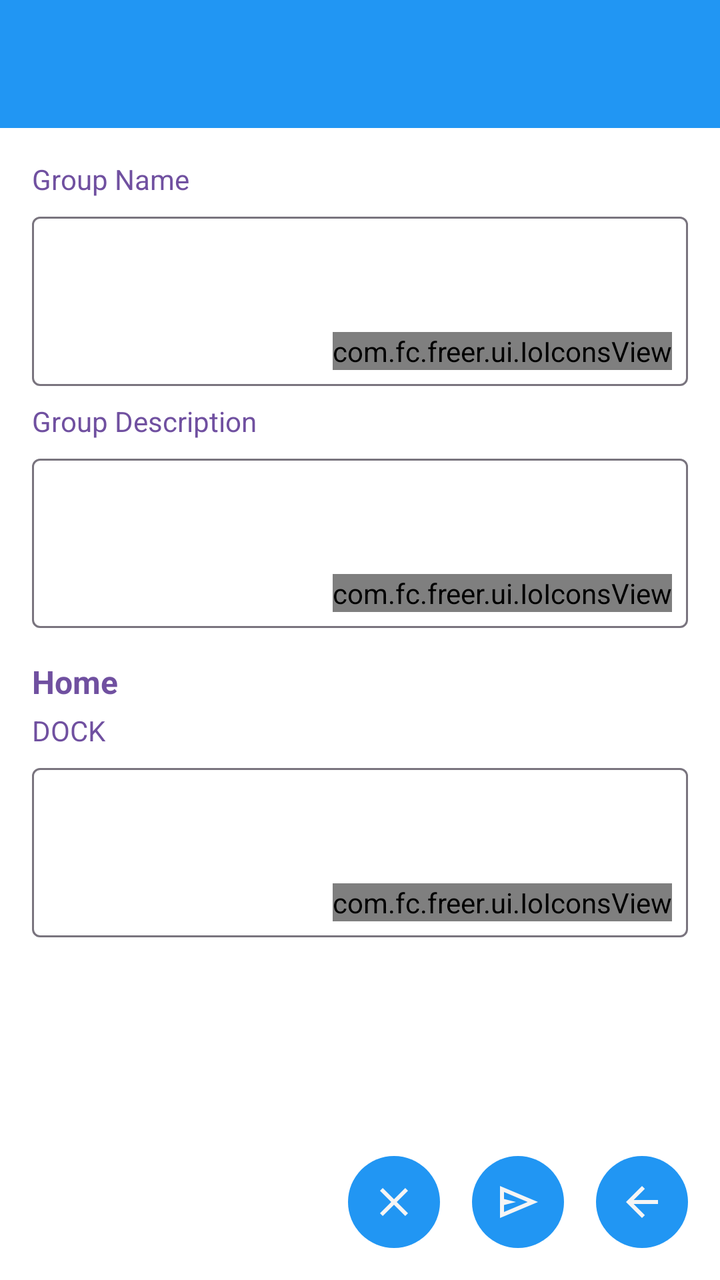
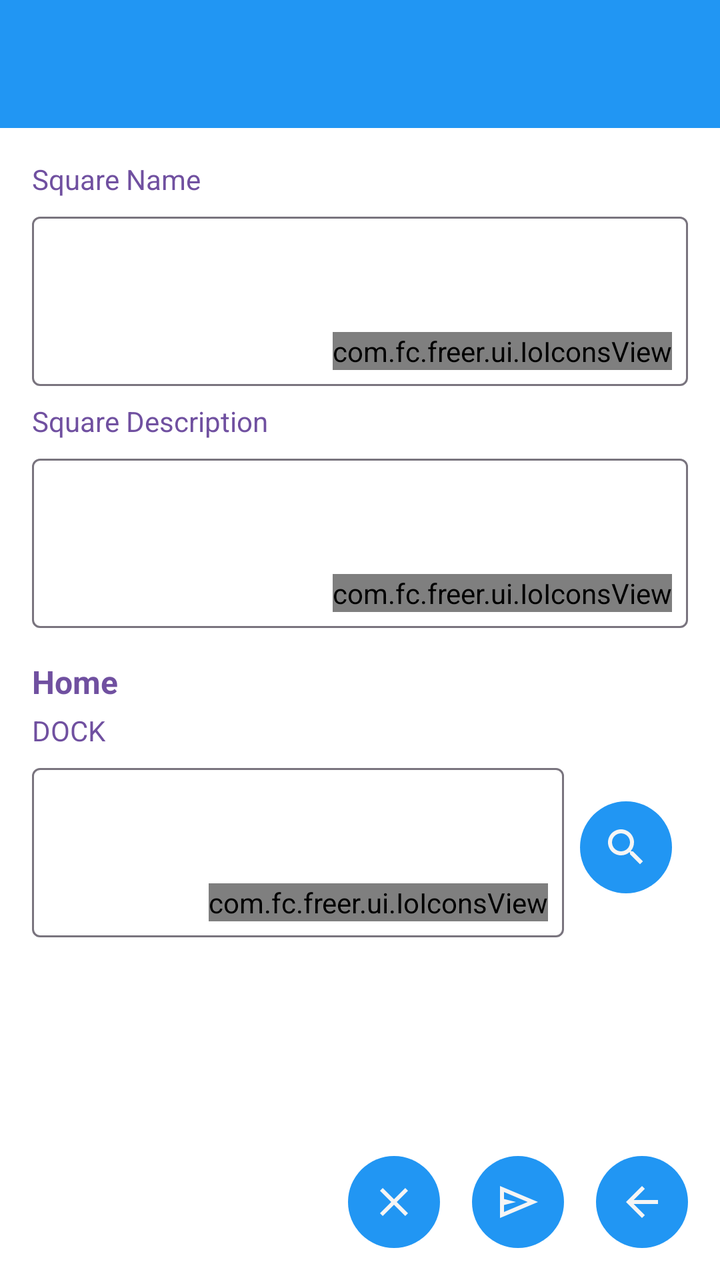

Before-and-after screenshots of an Android layout around one commit, followed by the original layout XML and the change that was made.
<!-- AndroidManifest.xml: application theme Theme.Freer -->
<!-- res/layout/activity_update_group.xml -->
<?xml version="1.0" encoding="utf-8"?>
<LinearLayout xmlns:android="http://schemas.android.com/apk/res/android"
    xmlns:app="http://schemas.android.com/apk/res-auto"
    android:layout_width="match_parent"
    android:layout_height="match_parent"
    android:orientation="vertical">

    <include layout="@layout/common_toolbar" />

    <ScrollView
        android:layout_width="match_parent"
        android:layout_height="0dp"
        android:layout_weight="1"
        android:fillViewport="true">

        <LinearLayout
            android:layout_width="match_parent"
            android:layout_height="wrap_content"
            android:orientation="vertical"
            android:padding="16dp">

            
            <TextView
                android:id="@+id/cdd_note"
                android:layout_width="match_parent"
                android:layout_height="wrap_content"
                android:textSize="13sp"
                android:textColor="@color/hint"
                android:paddingBottom="12dp"
                android:visibility="gone" />

            
            <TextView
                android:layout_width="match_parent"
                android:layout_height="wrap_content"
                android:text="@string/group_name"
                android:textColor="@color/field_name"
                android:textSize="14sp"
                android:layout_marginBottom="4dp" />

            <include
                android:id="@+id/nameView"
                layout="@layout/layout_text_input_with_scan"
                android:layout_width="match_parent"
                android:layout_height="wrap_content" />

            
            <TextView
                android:layout_width="match_parent"
                android:layout_height="wrap_content"
                android:text="@string/group_description"
                android:textColor="@color/field_name"
                android:textSize="14sp"
                android:layout_marginTop="8dp"
                android:layout_marginBottom="4dp" />

            <include
                android:id="@+id/descView"
                layout="@layout/layout_text_input_with_scan"
                android:layout_width="match_parent"
                android:layout_height="wrap_content" />

            
            <TextView
                android:layout_width="match_parent"
                android:layout_height="wrap_content"
                android:text="@string/home"
                android:textColor="@color/field_name"
                android:textSize="16sp"
                android:textStyle="bold"
                android:layout_marginTop="16dp"
                android:layout_marginBottom="4dp" />

            
            <TextView
                android:layout_width="match_parent"
                android:layout_height="wrap_content"
                android:text="@string/home_dock_label"
                android:textColor="@color/field_name"
                android:textSize="14sp"
                android:layout_marginBottom="4dp" />

            <include
                android:id="@+id/dockView"
                layout="@layout/layout_text_input_with_scan"
                android:layout_width="match_parent"
                android:layout_height="wrap_content" />

        </LinearLayout>

    </ScrollView>

    
    <LinearLayout
        android:id="@+id/buttonContainer"
        android:layout_width="match_parent"
        android:layout_height="wrap_content"
        android:orientation="horizontal"
        android:padding="8dp"
        android:gravity="end">

        <ImageButton
            android:id="@+id/clearButton"
            style="@style/ImageButtonStyle"
            android:src="@drawable/ic_clear"
            android:contentDescription="@string/clear" />

        <ImageButton
            android:id="@+id/publishButton"
            style="@style/ImageButtonStyle"
            android:src="@drawable/ic_send"
            android:contentDescription="@string/publish" />

        <ImageButton
            android:id="@+id/back_button"
            style="@style/ImageButtonStyle"
            android:src="@drawable/ic_back"
            android:contentDescription="@string/back" />

    </LinearLayout>

</LinearLayout>
<!-- res/layout/common_toolbar.xml (included above) -->
<?xml version="1.0" encoding="utf-8"?>
<androidx.appcompat.widget.Toolbar xmlns:android="http://schemas.android.com/apk/res/android"
    xmlns:app="http://schemas.android.com/apk/res-auto"
    android:id="@+id/toolbar"
    android:layout_width="match_parent"
    android:layout_height="?attr/actionBarSize"
    android:background="@color/accent"
    android:theme="@style/ThemeOverlay.Freer.Toolbar">

    <LinearLayout
        android:id="@+id/toolbar_fid_container"
        android:layout_width="wrap_content"
        android:layout_height="match_parent"
        android:layout_gravity="end"
        android:orientation="horizontal"
        android:gravity="end|center_vertical"
        android:visibility="gone"
        android:clickable="true"
        android:focusable="true"
        android:paddingStart="8dp"
        android:paddingEnd="16dp"
        android:background="?android:attr/selectableItemBackground">

        <TextView
            android:id="@+id/toolbar_fid_text"
            android:layout_width="130dp"
            android:layout_height="wrap_content"
            android:textColor="@color/main_background"
            android:paddingStart="8dp"
            android:paddingEnd="4dp"
            android:textSize="14sp"
            android:maxLines="1"
            android:gravity="end"
            android:ellipsize="middle" />

        <ImageView
            android:id="@+id/toolbar_avatar"
            android:layout_width="42dp"
            android:layout_height="42dp"
            android:background="@color/accent"
            android:scaleType="centerCrop"
            android:contentDescription="@string/avatar" />

    </LinearLayout>

</androidx.appcompat.widget.Toolbar>
<!-- res/layout/layout_text_input_with_scan.xml (included above) -->
<?xml version="1.0" encoding="utf-8"?>
<FrameLayout xmlns:android="http://schemas.android.com/apk/res/android"
    xmlns:app="http://schemas.android.com/apk/res-auto"
    android:layout_width="match_parent"
    android:layout_height="match_parent">

    <com.google.android.material.textfield.TextInputLayout
        android:id="@+id/textInputWithScanLayout"
        android:layout_width="match_parent"
        android:layout_height="match_parent"
        app:boxBackgroundColor="@color/input_field_background"
        style="@style/Widget.Material3.TextInputLayout.OutlinedBox">

        <com.google.android.material.textfield.TextInputEditText
            android:id="@+id/textInput"
            android:layout_width="match_parent"
            android:layout_height="match_parent"
            android:gravity="top"
            android:inputType="textMultiLine"
            android:minLines="3"
            android:paddingStart="8dp"
            android:paddingEnd="70dp"
            android:paddingBottom="8dp"
            />
    </com.google.android.material.textfield.TextInputLayout>

    <com.fc.freer.ui.IoIconsView
        android:id="@+id/scanIcon"
        android:layout_width="wrap_content"
        android:layout_height="wrap_content"
        android:layout_gravity="bottom|end"
        android:layout_margin="8dp" />
</FrameLayout>
<!-- resources referenced by this layout -->
<resources>
  <color name="accent">#2196F3</color>
  <color name="field_name">#7050A0</color>
  <color name="hint">#777777</color>
  <color name="input_field_background">#FFFFFF</color>
  <color name="main_background">#F5F5F5</color>
  <!-- drawable ic_back (drawable) -->
  <vector xmlns:android="http://schemas.android.com/apk/res/android"
      android:width="24dp"
      android:height="24dp"
      android:viewportWidth="960"
      android:viewportHeight="960">
    <path
        android:pathData="m313,520 l224,224 -57,56 -320,-320 320,-320 57,56 -224,224h487v80L313,520Z"
        android:fillColor="@color/main_background"/>
  </vector>
  <!-- drawable ic_clear (drawable) -->
  <?xml version="1.0" encoding="utf-8"?>
  <vector xmlns:android="http://schemas.android.com/apk/res/android"
      android:width="24dp"
      android:height="24dp"
      android:viewportWidth="24"
      android:viewportHeight="24"
      android:tint="@color/accent">
      <path
          android:fillColor="@color/text"
          android:pathData="M19,6.41L17.59,5 12,10.59 6.41,5 5,6.41 10.59,12 5,17.59 6.41,19 12,13.41 17.59,19 19,17.59 13.41,12z"/>
  </vector>
  <!-- drawable ic_send (drawable) -->
  <vector xmlns:android="http://schemas.android.com/apk/res/android"
      android:width="24dp"
      android:height="24dp"
      android:viewportWidth="960"
      android:viewportHeight="960">
    <path
        android:pathData="M120,800v-640l760,320 -760,320ZM200,680 L674,480 200,280v140l240,60 -240,60v140ZM200,680v-400,400Z"
        android:fillColor="@color/warning"/>
  </vector>
  <string name="avatar">Avatar</string>
  <string name="back">Back</string>
  <string name="clear">Clear</string>
  <string name="group_description">Group Description</string>
  <string name="group_name">Group Name</string>
  <string name="home">Home</string>
  <string name="home_dock_label">DOCK</string>
  <string name="publish">Publish</string>
  <style name="ImageButtonStyle">
          <item name="android:layout_width">46dp</item>
          <item name="android:layout_height">46dp</item>
          <item name="android:layout_margin">8dp</item>
          <item name="android:background">@drawable/bg_round_accent</item>
          <item name="android:tint">@color/main_background</item>
          <item name="android:scaleType">centerInside</item>
          <item name="android:padding">8dp</item>
      </style>
  <style name="ThemeOverlay.Freer.Toolbar" parent="ThemeOverlay.AppCompat.ActionBar">
          <item name="android:textColorPrimary">@color/main_background</item>
          <item name="android:textColorSecondary">@color/main_background</item>
      </style>
  <style name="Theme.Freer" parent="Base.Theme.Freer" />
  <color name="text">#000000</color>
  <color name="warning">#FF9800</color>
  <!-- drawable bg_round_accent (drawable) -->
  <?xml version="1.0" encoding="utf-8"?>
  <shape xmlns:android="http://schemas.android.com/apk/res/android"
      android:shape="oval">
      <solid android:color="@color/accent" />
  </shape>
  <!-- unchanged entries left out for length: 1 -->
</resources>

<!-- the commit's change to res/layout/activity_update_group.xml (unified diff, before → after) -->
@@ -33,7 +33,7 @@
             <TextView
                 android:layout_width="match_parent"
                 android:layout_height="wrap_content"
-                android:text="@string/group_name"
+                android:text="@string/square_name"
                 android:textColor="@color/field_name"
                 android:textSize="14sp"
                 android:layout_marginBottom="4dp" />
@@ -48,7 +48,7 @@
             <TextView
                 android:layout_width="match_parent"
                 android:layout_height="wrap_content"
-                android:text="@string/group_description"
+                android:text="@string/square_description"
                 android:textColor="@color/field_name"
                 android:textSize="14sp"
                 android:layout_marginTop="8dp"
@@ -80,11 +80,26 @@
                 android:textSize="14sp"
                 android:layout_marginBottom="4dp" />
 
-            <include
-                android:id="@+id/dockView"
-                layout="@layout/layout_text_input_with_scan"
-                android:layout_width="match_parent"
-                android:layout_height="wrap_content" />
+            <LinearLayout
+                android:layout_width="match_parent"
+                android:layout_height="wrap_content"
+                android:orientation="horizontal"
+                android:gravity="center_vertical">
+
+                <include
+                    android:id="@+id/dockView"
+                    layout="@layout/layout_text_input_with_scan"
+                    android:layout_width="0dp"
+                    android:layout_height="wrap_content"
+                    android:layout_weight="1" />
+
+                <ImageButton
+                    android:id="@+id/choose_dock_button"
+                    style="@style/ImageButtonStyle"
+                    android:layout_marginStart="8dp"
+                    android:src="@drawable/ic_search"
+                    android:contentDescription="@string/choose_another" />
+            </LinearLayout>
 
         </LinearLayout>
 
<!-- resource entries referenced after the edit -->
@@ -27,6 +27,17 @@
           android:fillColor="@color/text"
           android:pathData="M19,6.41L17.59,5 12,10.59 6.41,5 5,6.41 10.59,12 5,17.59 6.41,19 12,13.41 17.59,19 19,17.59 13.41,12z"/>
   </vector>
+  <!-- drawable ic_search (drawable) -->
+  <vector xmlns:android="http://schemas.android.com/apk/res/android"
+      android:width="24dp"
+      android:height="24dp"
+      android:viewportWidth="24"
+      android:viewportHeight="24"
+      android:tint="?attr/colorOnSurface">
+    <path
+        android:fillColor="@android:color/white"
+        android:pathData="M15.5,14h-0.79l-0.28,-0.27C15.41,12.59 16,11.11 16,9.5 16,5.91 13.09,3 9.5,3S3,5.91 3,9.5 5.91,16 9.5,16c1.61,0 3.09,-0.59 4.23,-1.57l0.27,0.28v0.79l5,4.99L20.49,19l-4.99,-5zM9.5,14C7.01,14 5,11.99 5,9.5S7.01,5 9.5,5 14,7.01 14,9.5 11.99,14 9.5,14z"/>
+  </vector>
   <!-- drawable ic_send (drawable) -->
   <vector xmlns:android="http://schemas.android.com/apk/res/android"
       android:width="24dp"
@@ -39,12 +50,13 @@
   </vector>
   <string name="avatar">Avatar</string>
   <string name="back">Back</string>
+  <string name="choose_another">Choose another</string>
   <string name="clear">Clear</string>
-  <string name="group_description">Group Description</string>
-  <string name="group_name">Group Name</string>
   <string name="home">Home</string>
   <string name="home_dock_label">DOCK</string>
   <string name="publish">Publish</string>
+  <string name="square_description">Square Description</string>
+  <string name="square_name">Square Name</string>
   <style name="ImageButtonStyle">
           <item name="android:layout_width">46dp</item>
           <item name="android:layout_height">46dp</item>
